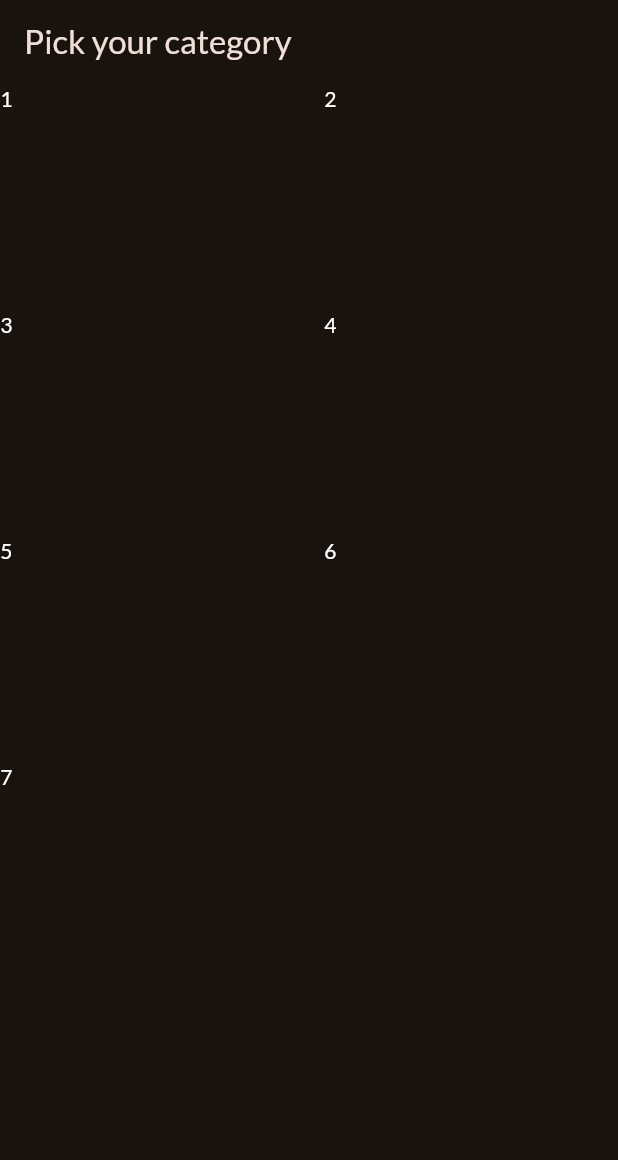
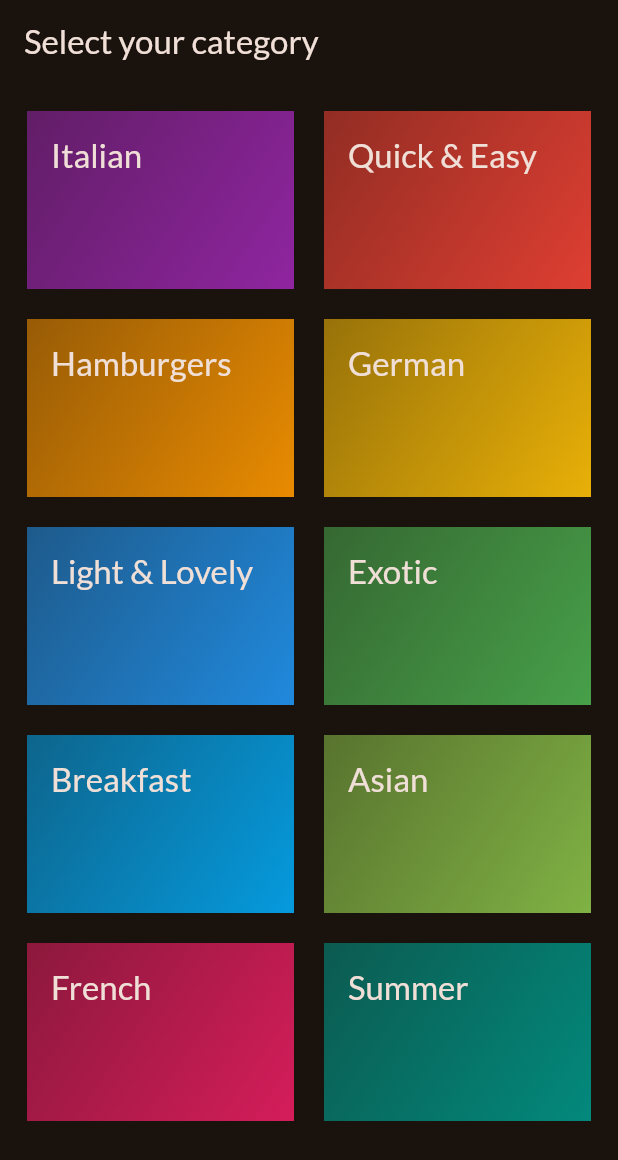
Before and after one commit to AndyMuloki/meals-app, a Flutter app: the screen it shows after launch, on a phone screen of 412 x 824 dp. Shown: the top 1160 px of the screen. Run offline on Flutter 3.47's test engine with Material 2 defaults, Android fonts, the phone set to English and light mode, and no system bars; our stand-ins replace google_fonts.

Commit message:
create grid view

```diff
--- /dev/null
+++ b/lib/data/dummy_data.dart
@@ -0,0 +1,56 @@
+import 'package:flutter/material.dart';
+
+import 'package:meals/models/category.dart';
+
+const availableCategories = [
+  Category(
+    id: 'c1',
+    title: 'Italian',
+    color: Colors.purple,
+  ),
+  Category(
+    id: 'c2',
+    title: 'Quick & Easy',
+    color: Colors.red,
+  ),
+  Category(
+    id: 'c3',
+    title: 'Hamburgers',
+    color: Colors.orange,
+  ),
+  Category(
+    id: 'c4',
+    title: 'German',
+    color: Colors.amber,
+  ),
+  Category(
+    id: 'c5',
+    title: 'Light & Lovely',
+    color: Colors.blue,
+  ),
+  Category(
+    id: 'c6',
+    title: 'Exotic',
+    color: Colors.green,
+  ),
+  Category(
+    id: 'c7',
+    title: 'Breakfast',
+    color: Colors.lightBlue,
+  ),
+  Category(
+    id: 'c8',
+    title: 'Asian',
+    color: Colors.lightGreen,
+  ),
+  Category(
+    id: 'c9',
+    title: 'French',
+    color: Colors.pink,
+  ),
+  Category(
+    id: 'c10',
+    title: 'Summer',
+    color: Colors.teal,
+  ),
+];
--- a/lib/main.dart
+++ b/lib/main.dart
@@ -1,7 +1,7 @@
 import 'package:flutter/material.dart';
 
 import 'package:google_fonts/google_fonts.dart';
-import 'package:meals/categories.dart';
+import 'package:meals/screens/categories.dart';
 
 final theme = ThemeData(
   useMaterial3: true,
--- a/lib/models/category.dart
+++ b/lib/models/category.dart
@@ -4,7 +4,7 @@ class Category {
   const Category({
     required this.id,
     required this.title,
-    required this.color,
+    this.color = Colors.orange,
   });
 
   final String id;
--- a/lib/categories.dart
+++ b/lib/screens/categories.dart
@@ -1,4 +1,7 @@
+import 'package:flutter/foundation.dart';
 import 'package:flutter/material.dart';
+import 'package:meals/data/dummy_data.dart';
+import 'package:meals/widgets/category_grid_item.dart';
 
 class CategoriesScreen extends StatelessWidget {
   const CategoriesScreen({super.key});
@@ -7,23 +10,19 @@ class CategoriesScreen extends StatelessWidget {
   Widget build(BuildContext context) {
     return Scaffold(
       appBar: AppBar(
-        title: const Text('Pick your category'),
+        title: const Text('Select your category'),
       ),
       body: GridView(
+        padding: const EdgeInsets.all(18),
         gridDelegate: const SliverGridDelegateWithFixedCrossAxisCount(
           crossAxisCount: 2,
           childAspectRatio: 3 / 2,
           crossAxisSpacing: 20,
           mainAxisSpacing: 20,
         ),
-        children: const [
-          Text('1', style: TextStyle(color: Colors.white)),
-          Text('2', style: TextStyle(color: Colors.white)),
-          Text('3', style: TextStyle(color: Colors.white)),
-          Text('4', style: TextStyle(color: Colors.white)),
-          Text('5', style: TextStyle(color: Colors.white)),
-          Text('6', style: TextStyle(color: Colors.white)),
-          Text('7', style: TextStyle(color: Colors.white)),
+        children: [
+          for (final category in availableCategories)
+            CategoryGridItem(category: category)
         ],
       ),
     );
--- /dev/null
+++ b/lib/widgets/category_grid_item.dart
@@ -0,0 +1,35 @@
+import 'package:flutter/material.dart';
+
+import 'package:meals/models/category.dart';
+
+class CategoryGridItem extends StatelessWidget {
+  const CategoryGridItem({
+    super.key,
+    required this.category,
+  });
+
+  final Category category;
+
+  @override
+  Widget build(BuildContext context) {
+    return Container(
+      padding: const EdgeInsets.all(16),
+      decoration: BoxDecoration(
+        gradient: LinearGradient(
+          colors: [
+            category.color.withOpacity(0.55),
+            category.color.withOpacity(0.9),
+          ],
+          begin: Alignment.topLeft,
+          end: Alignment.bottomRight,
+        ),
+      ),
+      child: Text(
+        category.title,
+        style: Theme.of(context).textTheme.titleLarge!.copyWith(
+              color: Theme.of(context).colorScheme.onBackground,
+            ),
+      ),
+    );
+  }
+}
```
